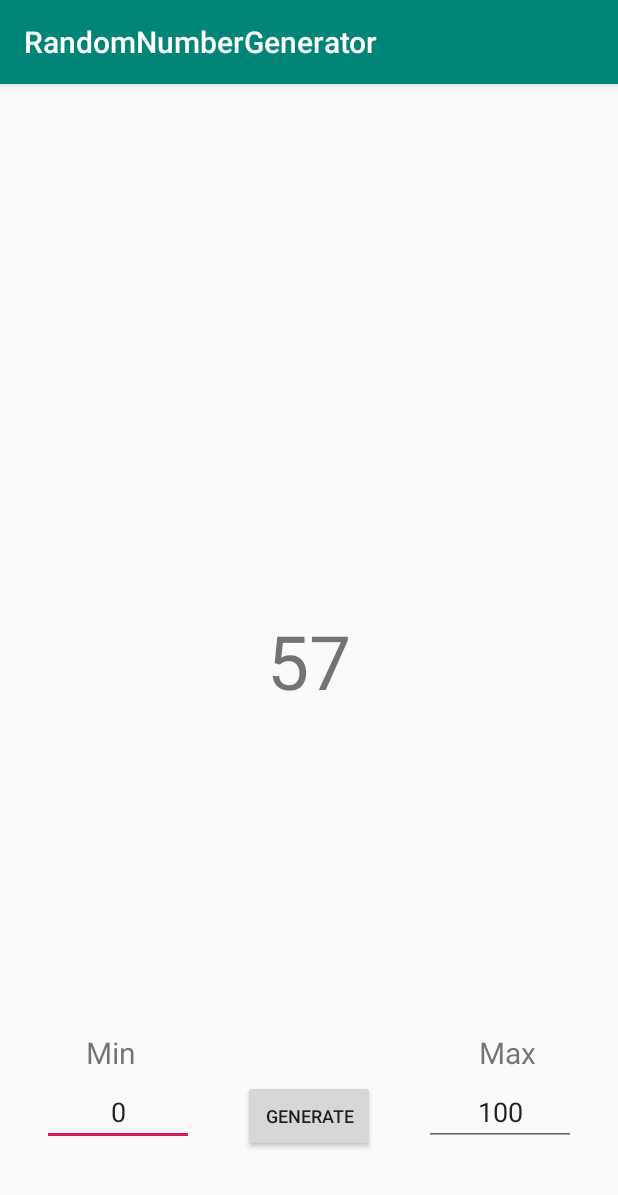
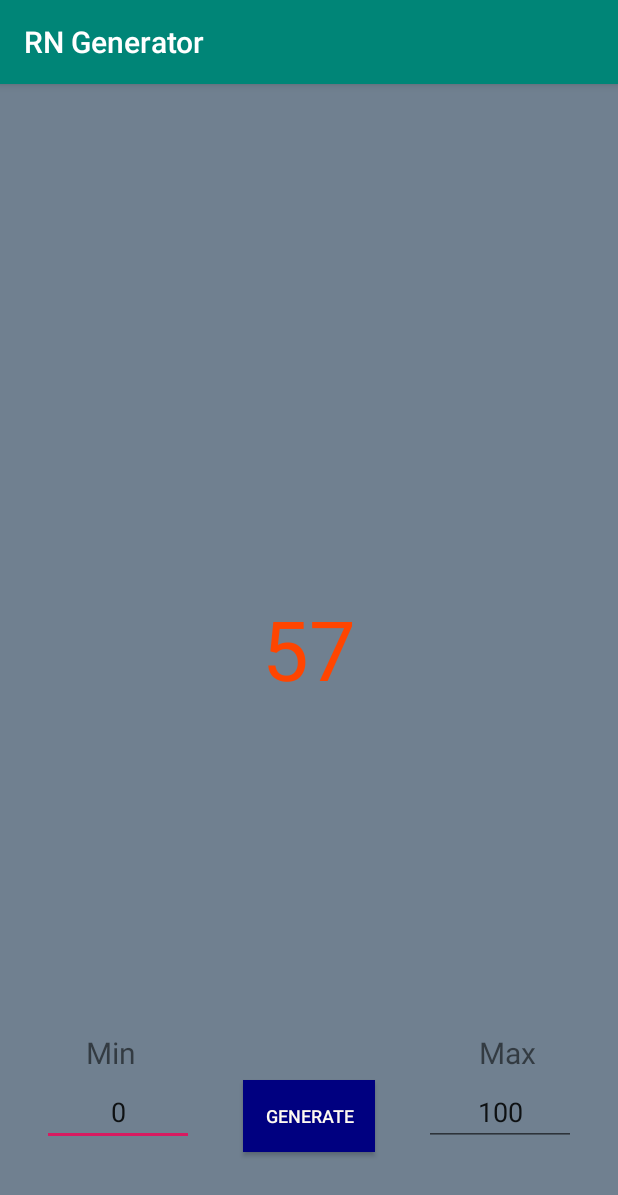
Before and after one commit to parvindar/randomnumbergenerator, an Android app: the screen it shows after launch (MainActivity), after a tap on "GENERATE", on a phone screen of 412 x 824 dp. Shown: the top 1195 px of the screen. Run offline under Robolectric (Android 15) with nearby library versions, the phone set to English and light mode, and no system bars; 1 statement that could not run was skipped.

Commit message:
UI changes

```diff
--- a/app/src/main/AndroidManifest.xml
+++ b/app/src/main/AndroidManifest.xml
@@ -5,8 +5,8 @@
     <application
         android:allowBackup="true"
         android:icon="@mipmap/ic_launcher"
-        android:label="@string/app_name"
-        android:roundIcon="@mipmap/ic_launcher_round"
+        android:label="RN Generator"
+        android:roundIcon="@mipmap/rnicon"
         android:supportsRtl="true"
         android:theme="@style/AppTheme">
         <activity android:name=".MainActivity">
--- a/app/src/main/java/com/example/stark/randomnumbergenerator/MainActivity.java
+++ b/app/src/main/java/com/example/stark/randomnumbergenerator/MainActivity.java
@@ -47,6 +47,12 @@ public class MainActivity extends AppCompatActivity {
                         input_max.setText("2147483646");
                     }
 
+                    if(Long.parseLong(input_min.getText().toString())>=2147483647)
+                    {
+                        input_min.setText("2147483646");
+                    }
+
+
                     min=Integer.parseInt(input_min.getText().toString());
                     max=Integer.parseInt(input_max.getText().toString());
                     if(min>max)
--- a/app/src/main/res/layout/activity_main.xml
+++ b/app/src/main/res/layout/activity_main.xml
@@ -4,15 +4,17 @@
     xmlns:tools="http://schemas.android.com/tools"
     android:layout_width="match_parent"
     android:layout_height="match_parent"
-    tools:context=".MainActivity">
+    tools:context=".MainActivity"
+    android:background="#708090">
 
     <TextView
         android:id="@+id/Random_text"
-        android:layout_width="wrap_content"
-        android:layout_height="wrap_content"
+        android:layout_width="359dp"
+        android:layout_height="89dp"
         android:text="0"
         android:textAlignment="center"
-        android:textSize="50dp"
+        android:textColor="#FF4500"
+        android:textSize="55dp"
         app:layout_constraintBottom_toBottomOf="parent"
         app:layout_constraintLeft_toLeftOf="parent"
         app:layout_constraintRight_toRightOf="parent"
@@ -55,8 +57,10 @@
         android:layout_marginEnd="8dp"
         android:layout_marginRight="8dp"
         android:layout_marginBottom="56dp"
+        android:background="#000080"
         android:text="Generate"
         android:textSize="12dp"
+        android:textColor="#FFFAF0"
         app:layout_constraintBottom_toBottomOf="parent"
         app:layout_constraintEnd_toEndOf="parent"
         app:layout_constraintStart_toStartOf="parent" />
```
Also changed, not shown: app/src/main/res/mipmap-xxhdpi/rnicon.png (added), 1 other file.
